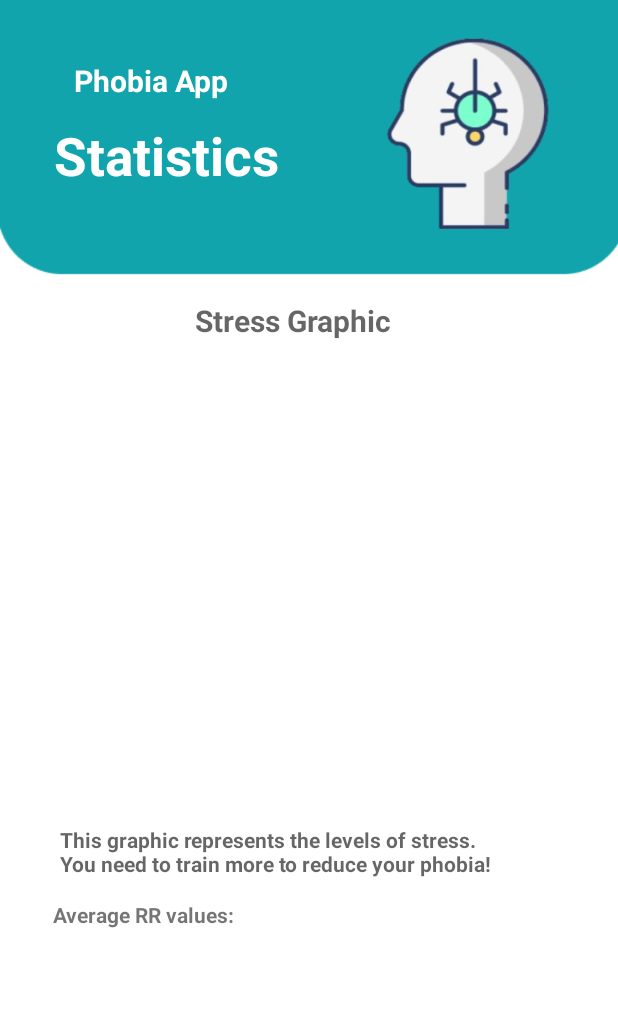
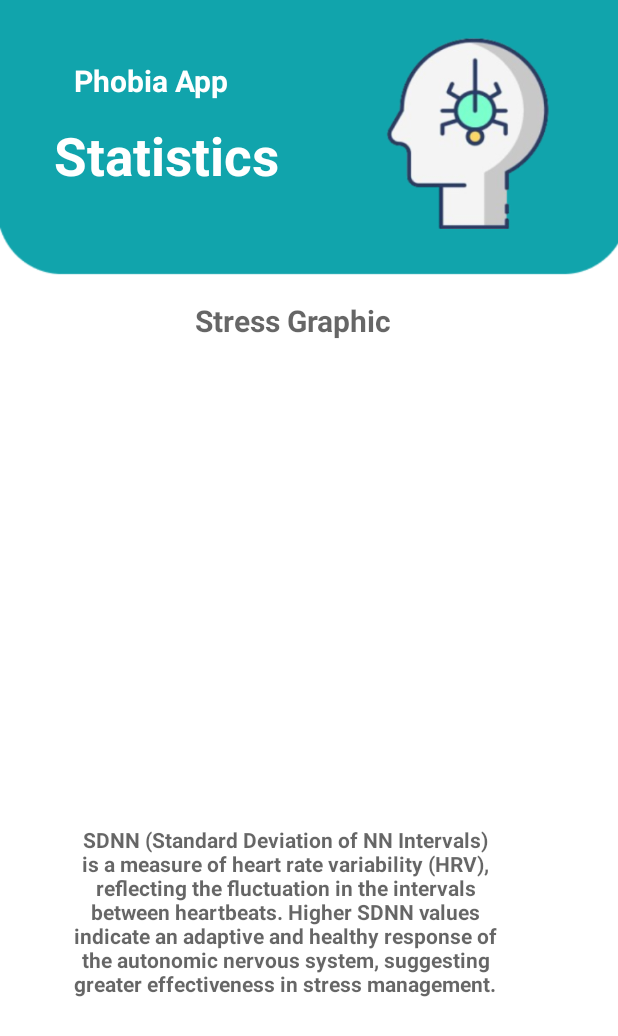
Before and after one commit to BmAlves5/PhobiaApp_v2, an Android app: the layout activity_statistics.xml on its own in the app's theme, with its tools: preview values and no code run, on a phone screen of 412 x 824 dp. Shown: the top 1036 px of the screen. Run offline under Robolectric (Android 15) with nearby library versions, the phone set to English and light mode, and no system bars.

Commit message:
12/01/2024
21h02

Versao_Final.2

```diff
--- a/app/src/main/java/com/feup/bmta/phobiaapp/DBHelper.java
+++ b/app/src/main/java/com/feup/bmta/phobiaapp/DBHelper.java
@@ -10,7 +10,7 @@ import Bio.Library.namespace.BioLib;
 
 public class DBHelper extends SQLiteOpenHelper {
     private static final String DATABASE_NAME = "0ECGData.db";
-    private static final int DATABASE_VERSION = 46;
+    private static final int DATABASE_VERSION = 47;
     private static final String COLUMN_USERNAME = "username";
     private static final String COLUMN_PASSWORD = "password";
     private static final String TABLE_ECG_DATA = "ecg_data";
--- a/app/src/main/java/com/feup/bmta/phobiaapp/Statistics.java
+++ b/app/src/main/java/com/feup/bmta/phobiaapp/Statistics.java
@@ -124,8 +124,8 @@ public class Statistics extends AppCompatActivity {
         double averageRR = calculateAverage(ecgDataValues);
 
        // Exibir o valor médio em uma TextView
-        TextView averageTextView = findViewById(R.id.averageTextView);
-        averageTextView.setText("Average RR values: " + averageRR);
+/*        TextView averageTextView = findViewById(R.id.averageTextView);
+        averageTextView.setText("Average RR values: " + averageRR);*/
 
         // Calcular o SDNN para cada conjunto de valores de intervalo RR
         ArrayList<Double> sdnnValues = new ArrayList<>();
--- a/app/src/main/res/layout/activity_statistics.xml
+++ b/app/src/main/res/layout/activity_statistics.xml
@@ -79,21 +79,10 @@
         android:layout_height="wrap_content"
         android:layout_marginLeft="40dp"
         android:layout_marginTop="550dp"
-        android:hint="This graphic represents the levels of stress.
-
-        You need to train more to reduce your phobia!"
+        android:hint="SDNN (Standard Deviation of NN Intervals) is a measure of heart rate variability (HRV), reflecting the fluctuation in the intervals between heartbeats. Higher SDNN values indicate an adaptive and healthy response of the autonomic nervous system, suggesting greater effectiveness in stress management."
+        android:textAlignment="center"
         android:textSize="14dp"
-        android:textStyle="bold" />
-
-    <TextView
-        android:id="@+id/averageTextView"
-        android:layout_width="300dp"
-        android:layout_height="wrap_content"
-        android:layout_marginLeft="35dp"
-        android:layout_marginTop="600dp"
-        android:text="Average RR values:"
-        android:textSize="14dp"
-        android:textStyle="bold" />
+        android:textStyle="normal|bold" />
 
 
 </RelativeLayout>
```
